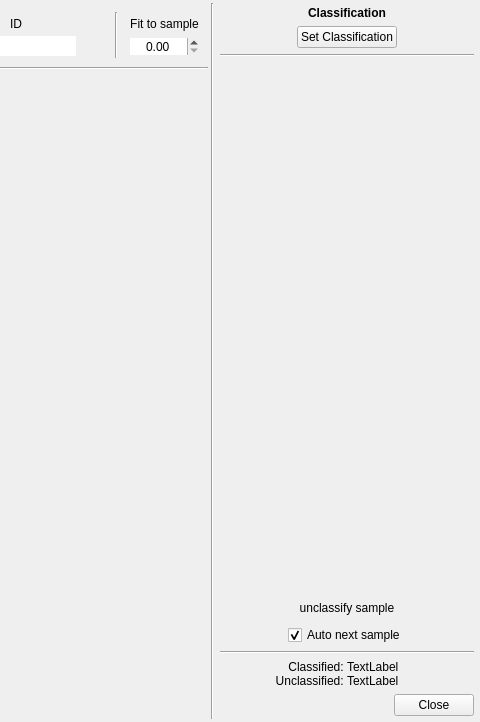
Old version of the form ui/classification_dialog.ui in the repository SMByC/AcATaMa; both pictures show x 842 to 1322 and y 0 to 722 of the 1322 by 722 pixel window.
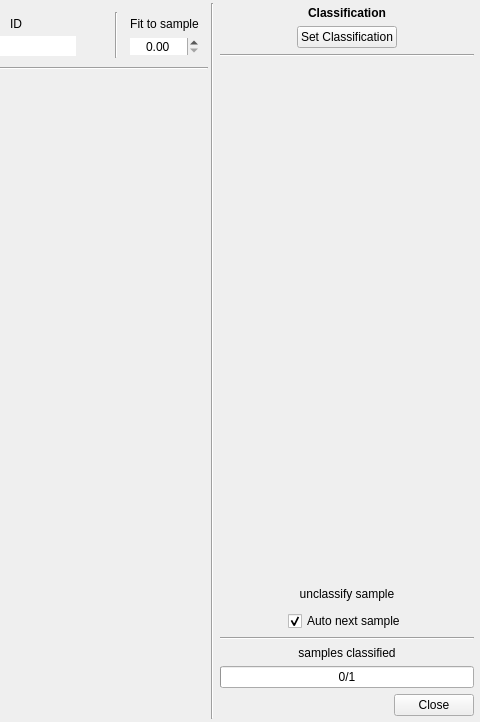
New version of the form. Icons and pictures are not drawn. Custom widgets are drawn as their Qt base class.

Commit message: Improve the classification status in the dialog using a bar to show the samples classified

What changed in the file:
```diff
--- a/ui/classification_dialog.ui
+++ b/ui/classification_dialog.ui
@@ -794,7 +794,7 @@
               <x>0</x>
               <y>0</y>
               <width>254</width>
-              <height>306</height>
+              <height>358</height>
              </rect>
             </property>
             <layout class="QVBoxLayout" name="verticalLayout_5">
@@ -942,57 +942,6 @@
           </widget>
          </item>
          <item>
-          <widget class="QWidget" name="widget_8" native="true">
-           <layout class="QHBoxLayout" name="horizontalLayout_5">
-            <property name="spacing">
-             <number>0</number>
-            </property>
-            <property name="leftMargin">
-             <number>0</number>
-            </property>
-            <property name="topMargin">
-             <number>0</number>
-            </property>
-            <property name="rightMargin">
-             <number>0</number>
-            </property>
-            <property name="bottomMargin">
-             <number>0</number>
-            </property>
-            <item>
-             <widget class="QWidget" name="widget_9" native="true">
-              <layout class="QVBoxLayout" name="verticalLayout_2">
-               <property name="spacing">
-                <number>0</number>
-               </property>
-               <property name="leftMargin">
-                <number>0</number>
-               </property>
-               <property name="topMargin">
-                <number>0</number>
-               </property>
-               <property name="rightMargin">
-                <number>0</number>
-               </property>
-               <property name="bottomMargin">
-                <number>0</number>
-               </property>
-               <item>
-                <widget class="QLabel" name="label">
-                 <property name="font">
-                  <font>
-                   <pointsize>9</pointsize>
-                  </font>
-                 </property>
-                 <property name="text">
-                  <string>Classified: </string>
-                 </property>
-                 <property name="alignment">
-                  <set>Qt::AlignRight|Qt::AlignTrailing|Qt::AlignVCenter</set>
-                 </property>
-                </widget>
-               </item>
-               <item>
                 <widget class="QLabel" name="label_6">
                  <property name="font">
                   <font>
@@ -1000,62 +949,32 @@
                   </font>
                  </property>
                  <property name="text">
-                  <string>Unclassified: </string>
+            <string>samples classified</string>
                  </property>
                  <property name="alignment">
-                  <set>Qt::AlignRight|Qt::AlignTrailing|Qt::AlignVCenter</set>
+            <set>Qt::AlignCenter</set>
                  </property>
                 </widget>
                </item>
-              </layout>
-             </widget>
-            </item>
             <item>
-             <widget class="QWidget" name="widget_10" native="true">
-              <layout class="QVBoxLayout" name="verticalLayout_8">
-               <property name="spacing">
-                <number>0</number>
-               </property>
-               <property name="leftMargin">
-                <number>0</number>
-               </property>
-               <property name="topMargin">
-                <number>0</number>
-               </property>
-               <property name="rightMargin">
-                <number>0</number>
-               </property>
-               <property name="bottomMargin">
-                <number>0</number>
-               </property>
-               <item>
-                <widget class="QLabel" name="totalClassified">
+          <widget class="QProgressBar" name="QPBar_ClassificationStatus">
                  <property name="font">
                   <font>
                    <pointsize>9</pointsize>
                   </font>
                  </property>
-                 <property name="text">
-                  <string>TextLabel</string>
-                 </property>
-                </widget>
-               </item>
-               <item>
-                <widget class="QLabel" name="totalUnclassified">
-                 <property name="font">
-                  <font>
-                   <pointsize>9</pointsize>
-                  </font>
-                 </property>
-                 <property name="text">
-                  <string>TextLabel</string>
-                 </property>
-                </widget>
-               </item>
-              </layout>
-             </widget>
-            </item>
-           </layout>
+           <property name="minimum">
+            <number>0</number>
+           </property>
+           <property name="maximum">
+            <number>1</number>
+           </property>
+           <property name="value">
+            <number>0</number>
+           </property>
+           <property name="format">
+            <string>%v/%m</string>
+           </property>
           </widget>
          </item>
          <item>
```
Left out of the diff: 2 changed lines with no effect on the pictures. Lines whose indentation alone changed are shown as unchanged. The commit also changes 1 other file.
